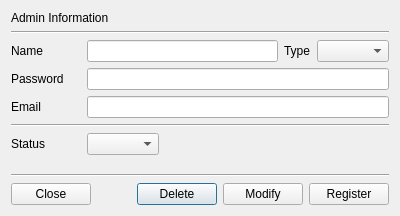
The window that CertMan/admin_dlg.ui (jykim74/CertMan) describes before a commit, drawn with Qt 5.
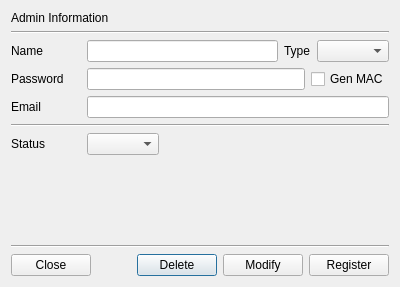
The same window after the commit.

The edit to the form file:
```diff
--- a/CertMan/admin_dlg.ui
+++ b/CertMan/admin_dlg.ui
@@ -7,7 +7,7 @@
     <x>0</x>
     <y>0</y>
     <width>400</width>
-    <height>216</height>
+    <height>287</height>
    </rect>
   </property>
   <property name="windowTitle">
@@ -101,6 +101,13 @@
      <item row="0" column="1">
       <widget class="QLineEdit" name="mPasswordText"/>
      </item>
+     <item row="0" column="2">
+      <widget class="QCheckBox" name="mGenPasswordMACCheck">
+       <property name="text">
+        <string>Gen MAC</string>
+       </property>
+      </widget>
+     </item>
     </layout>
    </item>
    <item>
```
